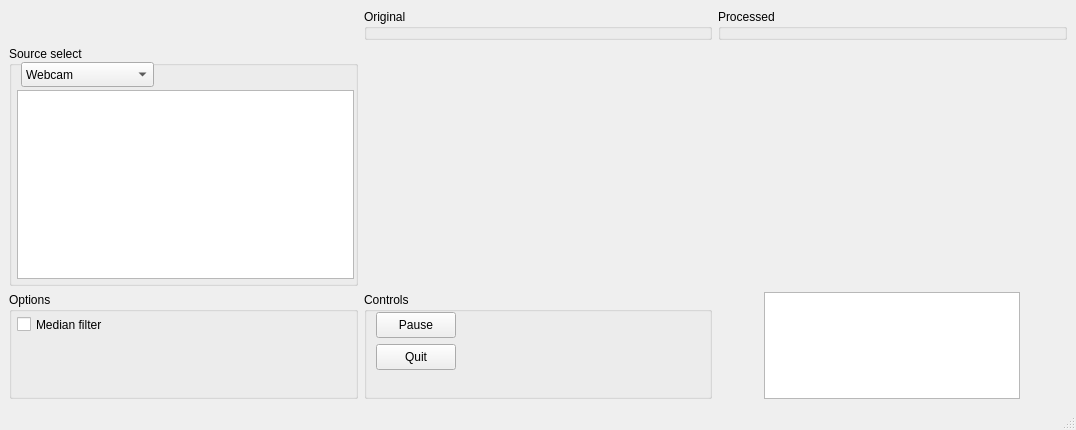
Qt form mainwindow.ui (rengers/rover) before a commit.
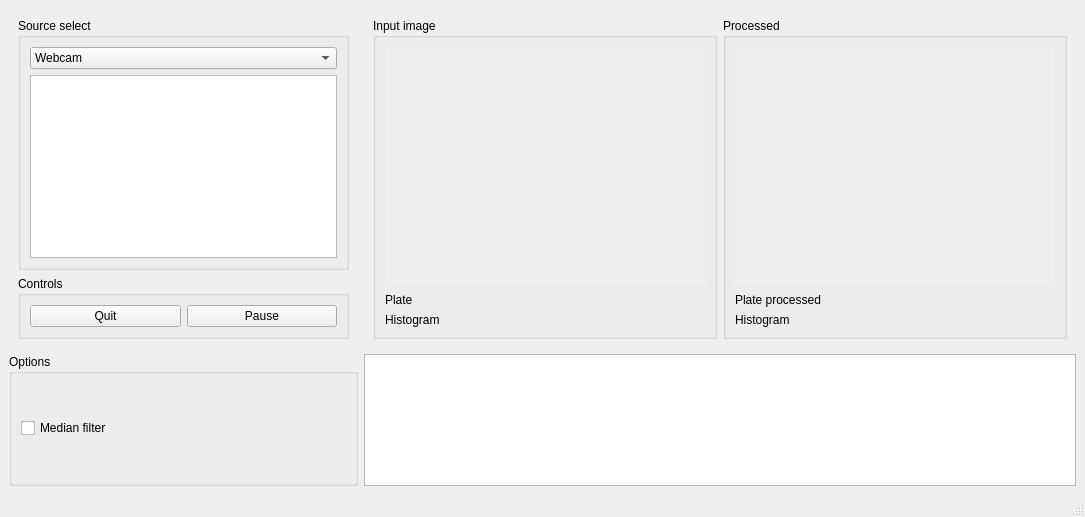
The same form after that commit.

Commit message: Layout all dynamic now

The edit to the form file:
```diff
--- a/mainwindow.ui
+++ b/mainwindow.ui
@@ -6,8 +6,8 @@
    <rect>
     <x>0</x>
     <y>0</y>
-    <width>1076</width>
-    <height>430</height>
+    <width>1085</width>
+    <height>517</height>
    </rect>
   </property>
   <property name="windowTitle">
@@ -15,20 +15,26 @@
   </property>
   <widget class="QWidget" name="centralwidget">
    <layout class="QGridLayout" name="gridLayout">
-    <item row="16" column="0">
+    <item row="0" column="0">
+     <widget class="QFrame" name="frame">
+      <property name="frameShape">
+       <enum>QFrame::NoFrame</enum>
+      </property>
+      <property name="frameShadow">
+       <enum>QFrame::Raised</enum>
+      </property>
+      <property name="lineWidth">
+       <number>0</number>
+      </property>
+      <layout class="QVBoxLayout" name="verticalLayout">
+       <item>
      <widget class="QGroupBox" name="groupBox_2">
       <property name="title">
        <string>Source select</string>
       </property>
+         <layout class="QGridLayout" name="gridLayout_4">
+          <item row="0" column="0">
       <widget class="QComboBox" name="sourceSelect">
-       <property name="geometry">
-        <rect>
-         <x>12</x>
-         <y>16</y>
-         <width>133</width>
-         <height>25</height>
-        </rect>
-       </property>
        <item>
         <property name="text">
          <string>Webcam</string>
@@ -40,118 +46,163 @@
         </property>
        </item>
       </widget>
-      <widget class="QListView" name="sourceImage">
-       <property name="geometry">
-        <rect>
-         <x>8</x>
-         <y>44</y>
-         <width>337</width>
-         <height>189</height>
-        </rect>
-       </property>
-      </widget>
-     </widget>
-    </item>
-    <item row="17" column="0">
-     <widget class="QGroupBox" name="groupBox_5">
-      <property name="title">
-       <string>Options</string>
-      </property>
-      <widget class="QCheckBox" name="checkBox">
-       <property name="geometry">
-        <rect>
-         <x>8</x>
-         <y>20</y>
-         <width>105</width>
-         <height>25</height>
-        </rect>
-       </property>
-       <property name="text">
-        <string>Median filter</string>
-       </property>
-      </widget>
-     </widget>
-    </item>
-    <item row="17" column="1">
+          </item>
+          <item row="1" column="0">
+           <widget class="QListView" name="sourceImage"/>
+          </item>
+         </layout>
+        </widget>
+       </item>
+       <item>
      <widget class="QGroupBox" name="groupBox">
       <property name="title">
        <string>Controls</string>
       </property>
-      <widget class="QPushButton" name="pauseOrResume">
-       <property name="geometry">
-        <rect>
-         <x>12</x>
-         <y>20</y>
-         <width>80</width>
-         <height>26</height>
-        </rect>
-       </property>
-       <property name="text">
-        <string>Pause</string>
-       </property>
-      </widget>
+         <layout class="QHBoxLayout" name="horizontalLayout">
+          <item>
       <widget class="QPushButton" name="quit">
-       <property name="geometry">
-        <rect>
-         <x>12</x>
-         <y>52</y>
-         <width>80</width>
-         <height>26</height>
-        </rect>
-       </property>
        <property name="text">
         <string>Quit</string>
        </property>
       </widget>
-     </widget>
-    </item>
-    <item row="16" column="1">
-     <widget class="QLabel" name="original">
-      <property name="minimumSize">
-       <size>
-        <width>320</width>
-        <height>240</height>
-       </size>
-      </property>
-      <property name="autoFillBackground">
-       <bool>true</bool>
-      </property>
+          </item>
+          <item>
+           <widget class="QPushButton" name="pauseOrResume">
       <property name="text">
-       <string/>
+             <string>Pause</string>
       </property>
      </widget>
     </item>
-    <item row="16" column="2">
-     <widget class="QLabel" name="processed">
-      <property name="minimumSize">
-       <size>
-        <width>320</width>
-        <height>240</height>
-       </size>
-      </property>
-      <property name="autoFillBackground">
-       <bool>true</bool>
-      </property>
-      <property name="text">
-       <string/>
-      </property>
-     </widget>
-    </item>
-    <item row="15" column="1">
+         </layout>
+        </widget>
+       </item>
+      </layout>
+     </widget>
+    </item>
+    <item row="0" column="1">
+     <widget class="QFrame" name="previewFrame">
+      <property name="frameShape">
+       <enum>QFrame::NoFrame</enum>
+      </property>
+      <property name="frameShadow">
+       <enum>QFrame::Plain</enum>
+      </property>
+      <layout class="QGridLayout" name="gridLayout_5">
+       <item row="1" column="0">
      <widget class="QGroupBox" name="groupBox_3">
+         <property name="minimumSize">
+          <size>
+           <width>0</width>
+           <height>0</height>
+          </size>
+         </property>
       <property name="title">
-       <string>Original</string>
-      </property>
-     </widget>
-    </item>
-    <item row="15" column="2">
+          <string>Input image</string>
+         </property>
+         <layout class="QGridLayout" name="gridLayout_2">
+          <item row="2" column="0">
+           <widget class="QLabel" name="histogramOriginal">
+            <property name="text">
+             <string>Histogram</string>
+            </property>
+           </widget>
+          </item>
+          <item row="0" column="0">
+           <widget class="QLabel" name="original">
+            <property name="minimumSize">
+             <size>
+              <width>320</width>
+              <height>240</height>
+             </size>
+            </property>
+            <property name="autoFillBackground">
+             <bool>true</bool>
+            </property>
+            <property name="text">
+             <string/>
+            </property>
+           </widget>
+          </item>
+          <item row="1" column="0">
+           <widget class="QLabel" name="plate">
+            <property name="text">
+             <string>Plate</string>
+            </property>
+           </widget>
+          </item>
+         </layout>
+         <zorder>original</zorder>
+         <zorder>original</zorder>
+         <zorder>original</zorder>
+         <zorder>histogramOriginal</zorder>
+         <zorder>plate</zorder>
+        </widget>
+       </item>
+       <item row="1" column="1">
      <widget class="QGroupBox" name="groupBox_4">
+         <property name="minimumSize">
+          <size>
+           <width>0</width>
+           <height>0</height>
+          </size>
+         </property>
       <property name="title">
        <string>Processed</string>
       </property>
-     </widget>
-    </item>
-    <item row="17" column="2" alignment="Qt::AlignHCenter">
+         <layout class="QGridLayout" name="gridLayout_3">
+          <item row="2" column="0">
+           <widget class="QLabel" name="histogramProcessed">
+            <property name="text">
+             <string>Histogram</string>
+            </property>
+           </widget>
+          </item>
+          <item row="0" column="0">
+           <widget class="QLabel" name="processed">
+            <property name="minimumSize">
+             <size>
+              <width>320</width>
+              <height>240</height>
+             </size>
+            </property>
+            <property name="autoFillBackground">
+             <bool>true</bool>
+            </property>
+            <property name="text">
+             <string/>
+            </property>
+           </widget>
+          </item>
+          <item row="1" column="0">
+           <widget class="QLabel" name="plateProcessed">
+            <property name="text">
+             <string>Plate processed</string>
+            </property>
+           </widget>
+          </item>
+         </layout>
+        </widget>
+       </item>
+      </layout>
+     </widget>
+    </item>
+    <item row="1" column="0">
+     <widget class="QGroupBox" name="groupBox_5">
+      <property name="title">
+       <string>Options</string>
+      </property>
+      <layout class="QVBoxLayout" name="verticalLayout_2">
+       <item>
+        <widget class="QCheckBox" name="checkBox">
+         <property name="text">
+          <string>Median filter</string>
+         </property>
+        </widget>
+       </item>
+      </layout>
+     </widget>
+    </item>
+    <item row="1" column="1">
      <widget class="QPlainTextEdit" name="info">
       <property name="autoFillBackground">
        <bool>true</bool>
```
Left out of the diff: 4 changed lines with no effect on the pictures. Lines whose indentation alone changed are shown as unchanged. The commit also changes 1 other file.
